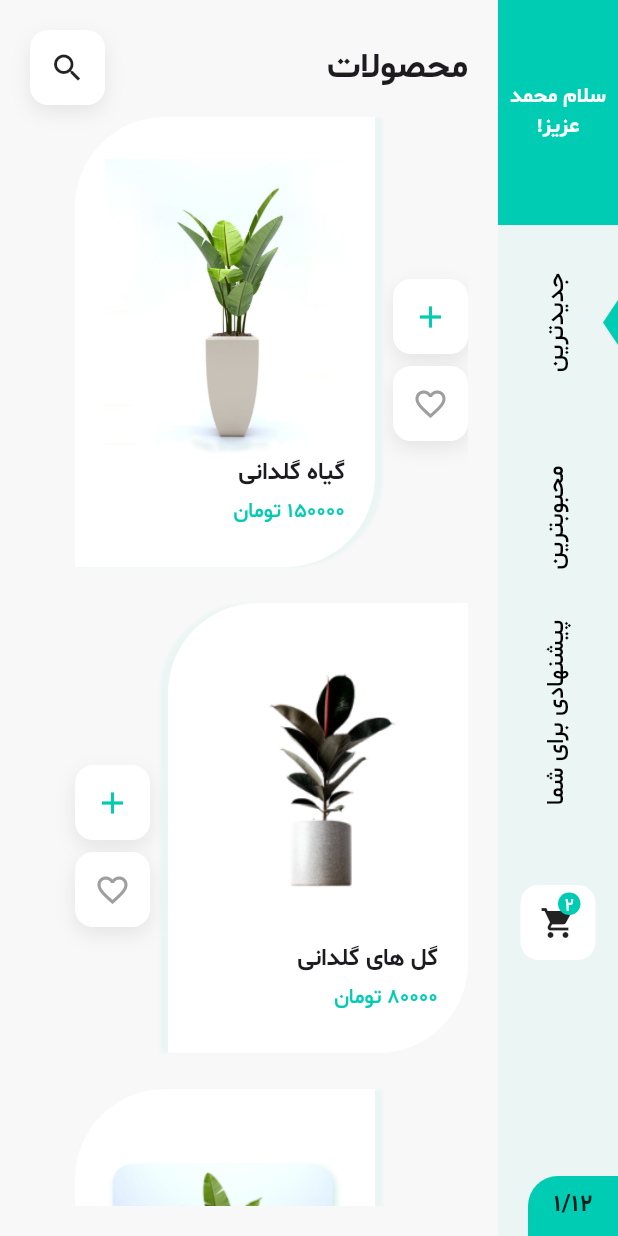
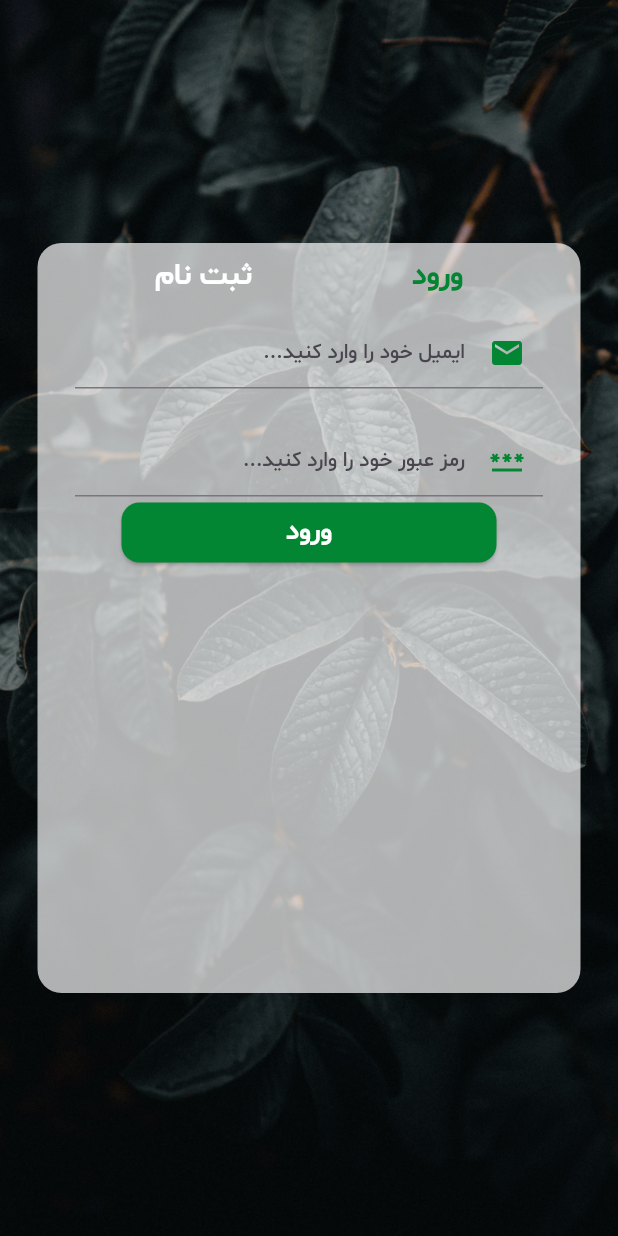
Before and after one commit to mohammad-dehghanifard/flutter_animated_plant_app, a Flutter app: the screen it shows after launch, on a phone screen of 412 x 824 dp. Run offline on Flutter 3.47's test engine with Material 3 defaults, Android fonts, the phone set to English and light mode, and no system bars.

Commit message:
impl CustomTextField custom widget

```diff
--- a/lib/constants/app_colors.dart
+++ b/lib/constants/app_colors.dart
@@ -2,6 +2,7 @@
 import 'package:flutter/material.dart';
 
 Color greenDark =const Color(0xff00CBB3);
+Color greenDarkText =const Color(0xff028633);
 Color greenLight = const Color(0xffEBF6F4);
 Color textColor = const Color(0xff20CBB3);
 Color backgroundColor = const Color(0xffF8F8F8);
--- /dev/null
+++ b/lib/pages/auth_page.dart
@@ -0,0 +1,77 @@
+import 'package:animated_plant_app/constants/app_colors.dart';
+import 'package:animated_plant_app/widgets/custom_text_field_widget.dart';
+import 'package:flutter/material.dart';
+
+class AuthPage extends StatelessWidget {
+  const AuthPage({super.key});
+
+  @override
+  Widget build(BuildContext context) {
+    return Scaffold(
+      body: SafeArea(
+        child: Container(
+          width: double.infinity,
+          height: double.infinity,
+          decoration: const BoxDecoration(
+            image: DecorationImage(image: AssetImage("assets/images/plantbg.jpg"),fit: BoxFit.cover)
+          ),
+          child: Padding(
+            padding: const EdgeInsets.all(25.0),
+            child: Center(
+              child: SingleChildScrollView(
+                child: Column(
+                  mainAxisSize: MainAxisSize.min,
+                  children: [
+                    Container(
+                      width: double.infinity,
+                      height: 500,
+                      padding: const EdgeInsets.symmetric(horizontal: 25.0,vertical: 8.0),
+                      decoration: BoxDecoration(
+                        borderRadius: BorderRadius.circular(16),
+                        color: backgroundColor.withOpacity(0.70)
+                      ),
+                      child: Column(
+                        children: [
+                          // header
+                          Row(
+                            mainAxisAlignment: MainAxisAlignment.spaceAround,
+                            children: [
+                              Text("ورود",style: TextStyle(fontSize: 20,fontWeight: FontWeight.bold,color: greenDarkText)),
+                              const Text("ثبت نام",style: TextStyle(fontSize: 20,fontWeight: FontWeight.bold,color: Colors.white)),
+                            ],
+                          ),
+                          const SizedBox(height: 12),
+                          Column(
+                            children: [
+                              const CustomTextField(hintText: "ایمیل خود را وارد کنید...",icon: Icons.email),
+                              const SizedBox(height: 24),
+                              const CustomTextField(hintText: "رمز عبور خود را وارد کنید...",icon: Icons.password),
+
+                              ElevatedButton(
+                                  onPressed: () {},
+                                  style: ButtonStyle(
+                                    minimumSize: const WidgetStatePropertyAll(Size(250,40)),
+                                    shape: WidgetStatePropertyAll(
+                                      RoundedRectangleBorder(
+                                        borderRadius: BorderRadius.circular(12),
+                                      ),
+                                    ),
+                                    backgroundColor: WidgetStatePropertyAll(greenDarkText)
+                                  ),
+                                  child: const Text("ورود",style: TextStyle(fontSize: 18,color: Colors.white,fontWeight: FontWeight.bold),),
+                              )
+                            ],
+                          )
+                        ],
+                      ),
+                    )
+                  ],
+                ),
+              ),
+            ),
+          ),
+        ),
+      ),
+    );
+  }
+}
--- a/lib/pages/splash_page.dart
+++ b/lib/pages/splash_page.dart
@@ -1,4 +1,5 @@
 import 'package:animated_plant_app/constants/app_colors.dart';
+import 'package:animated_plant_app/pages/auth_page.dart';
 import 'package:animated_plant_app/pages/home_page.dart';
 import 'package:flutter/material.dart';
 
@@ -19,7 +20,7 @@ class _SplashPageState extends State<SplashPage> with SingleTickerProviderStateM
     animationController.forward();
 
     Future.delayed(const Duration(seconds: 3)).then((value) {
-      Navigator.pushReplacement(context, MaterialPageRoute(builder: (context) => const HomePage(),));
+        Navigator.pushReplacement(context, MaterialPageRoute(builder: (context) => const AuthPage(),));
     },);
     super.initState();
   }
--- /dev/null
+++ b/lib/widgets/custom_text_field_widget.dart
@@ -0,0 +1,25 @@
+import 'package:animated_plant_app/constants/app_colors.dart';
+import 'package:flutter/material.dart';
+
+class CustomTextField extends StatelessWidget {
+  const CustomTextField({
+    super.key, required this.hintText, required this.icon,
+  });
+  final String hintText;
+  final IconData icon;
+  @override
+  Widget build(BuildContext context) {
+    return TextField(
+      cursorColor: greenDarkText,
+      decoration: InputDecoration(
+        contentPadding: const EdgeInsets.symmetric(vertical: 12),
+        hintText: hintText,
+        hintStyle: const TextStyle(fontSize: 14),
+        prefixIcon: Icon(icon,color: greenDarkText),
+        focusedBorder: UnderlineInputBorder(
+          borderSide: BorderSide(color: greenDarkText),
+        ),
+      ),
+    );
+  }
+}
```
Also changed, not shown: assets/images/plantbg.jpg (added).
